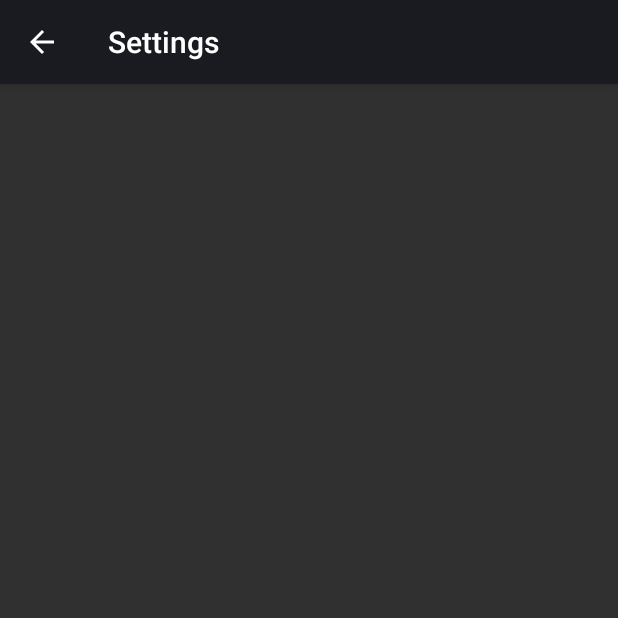
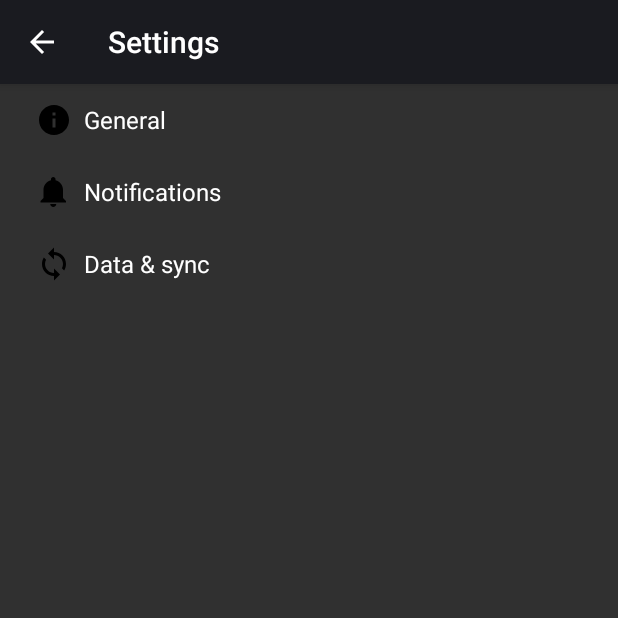
Before and after one commit to SergiiGalai/ObdNotifier, an Android app: the SettingsActivity screen opened directly, with no data from a screen before it, on a phone screen of 412 x 824 dp, the top half of it. Run offline under Robolectric (Android 15) with nearby library versions, the phone set to English and light mode, and no system bars.

Commit message:
added menu to main activity

```diff
--- a/app/src/main/java/com/chebur/obdnotifier/MainActivity.java
+++ b/app/src/main/java/com/chebur/obdnotifier/MainActivity.java
@@ -85,7 +85,7 @@ public class MainActivity extends Activity
                     }
                 }
                 else
-                    Log.e(TAG, "Initilization Failed!");
+                    Log.e(TAG, "Initialization Failed!");
             }
         };
     }
@@ -118,8 +118,10 @@ public class MainActivity extends Activity
     }
 
     private boolean userShouldBeNotified(){
-        return runApplicationRepository.getLastTimeNotified() == 0 ||
-               getMinutesSinceLastNotification() >= settingsReader.getSilentNotificationMinutes();
+        return true;
+
+        //return runApplicationRepository.getLastTimeNotified() == 0
+        //        || getMinutesSinceLastNotification() >= settingsReader.getSilentNotificationMinutes();
     }
 
     private long getMinutesSinceLastNotification(){
@@ -167,4 +169,21 @@ public class MainActivity extends Activity
 //        }
 //    }
 
+    @Override
+    public boolean onCreateOptionsMenu(Menu menu) {
+        getMenuInflater().inflate(R.menu.main_menu, menu);
+        return true;
+    }
+
+    @Override
+    public boolean onOptionsItemSelected(MenuItem menuItem) {
+        switch (menuItem.getItemId())
+        {
+            case R.id.settings:
+                startActivity(new Intent(this, SettingsActivity.class));
+                return true;
+            default:
+                return super.onOptionsItemSelected(menuItem);
+        }
+    }
 }
--- a/app/src/main/java/com/chebur/obdnotifier/SettingsActivity.java
+++ b/app/src/main/java/com/chebur/obdnotifier/SettingsActivity.java
@@ -86,11 +86,7 @@ public class SettingsActivity extends PreferenceActivity {
         }
     };
 
-    /**
-     * Helper method to determine if the device has an extra-large screen. For
-     * example, 10" tablets are extra-large.
-     */
-    private static boolean isXLargeTablet(Context context) {
+    private static boolean isLargeScreen(Context context) {
         return (context.getResources().getConfiguration().screenLayout
                 & Configuration.SCREENLAYOUT_SIZE_MASK) >= Configuration.SCREENLAYOUT_SIZE_XLARGE;
     }
@@ -138,7 +134,7 @@ public class SettingsActivity extends PreferenceActivity {
      */
     @Override
     public boolean onIsMultiPane() {
-        return isXLargeTablet(this);
+        return isLargeScreen(this);
     }
 
     /**
--- /dev/null
+++ b/app/src/main/res/drawable/ic_info_black_24dp.xml
@@ -0,0 +1,9 @@
+<vector xmlns:android="http://schemas.android.com/apk/res/android"
+    android:width="24dp"
+    android:height="24dp"
+    android:viewportWidth="24.0"
+    android:viewportHeight="24.0">
+    <path
+        android:fillColor="#FF000000"
+        android:pathData="M12,2C6.48,2 2,6.48 2,12s4.48,10 10,10 10,-4.48 10,-10S17.52,2 12,2zm1,15h-2v-6h2v6zm0,-8h-2V7h2v2z" />
+</vector>
--- /dev/null
+++ b/app/src/main/res/drawable/ic_notifications_black_24dp.xml
@@ -0,0 +1,9 @@
+<vector xmlns:android="http://schemas.android.com/apk/res/android"
+    android:width="24dp"
+    android:height="24dp"
+    android:viewportWidth="24.0"
+    android:viewportHeight="24.0">
+    <path
+        android:fillColor="#FF000000"
+        android:pathData="M11.5,22c1.1,0 2,-0.9 2,-2h-4c0,1.1 0.9,2 2,2zm6.5,-6v-5.5c0,-3.07 -2.13,-5.64 -5,-6.32V3.5c0,-0.83 -0.67,-1.5 -1.5,-1.5S10,2.67 10,3.5v0.68c-2.87,0.68 -5,3.25 -5,6.32V16l-2,2v1h17v-1l-2,-2z" />
+</vector>
--- /dev/null
+++ b/app/src/main/res/drawable/ic_sync_black_24dp.xml
@@ -0,0 +1,9 @@
+<vector xmlns:android="http://schemas.android.com/apk/res/android"
+    android:width="24dp"
+    android:height="24dp"
+    android:viewportWidth="24.0"
+    android:viewportHeight="24.0">
+    <path
+        android:fillColor="#FF000000"
+        android:pathData="M12 4V1L8 5l4 4V6c3.31 0 6 2.69 6 6 0 1.01,-.25 1.97,-.7 2.8l1.46 1.46C19.54 15.03 20 13.57 20 12c0,-4.42,-3.58,-8,-8,-8zm0 14c-3.31 0,-6,-2.69,-6,-6 0,-1.01.25,-1.97.7,-2.8L5.24 7.74C4.46 8.97 4 10.43 4 12c0 4.42 3.58 8 8 8v3l4,-4,-4,-4v3z" />
+</vector>
--- /dev/null
+++ b/app/src/main/res/xml/pref_data_sync.xml
@@ -0,0 +1,21 @@
+<PreferenceScreen xmlns:android="http://schemas.android.com/apk/res/android">
+
+    <!-- NOTE: Hide buttons to simplify the UI. Users can touch outside the dialog to
+         dismiss it. -->
+    <!-- NOTE: ListPreference's summary should be set to its value by the activity code. -->
+    <ListPreference
+        android:defaultValue="180"
+        android:entries="@array/pref_sync_frequency_titles"
+        android:entryValues="@array/pref_sync_frequency_values"
+        android:key="sync_frequency"
+        android:negativeButtonText="@null"
+        android:positiveButtonText="@null"
+        android:title="@string/pref_title_sync_frequency" />
+
+    <!-- This preference simply launches an intent when selected. Use this UI sparingly, per
+         design guidelines. -->
+    <Preference android:title="@string/pref_title_system_sync_settings">
+        <intent android:action="android.settings.SYNC_SETTINGS" />
+    </Preference>
+
+</PreferenceScreen>
--- /dev/null
+++ b/app/src/main/res/xml/pref_general.xml
@@ -0,0 +1,33 @@
+<PreferenceScreen xmlns:android="http://schemas.android.com/apk/res/android">
+
+    <SwitchPreference
+        android:defaultValue="true"
+        android:key="example_switch"
+        android:summary="@string/pref_description_social_recommendations"
+        android:title="@string/pref_title_social_recommendations" />
+
+    <!-- NOTE: EditTextPreference accepts EditText attributes. -->
+    <!-- NOTE: EditTextPreference's summary should be set to its value by the activity code. -->
+    <EditTextPreference
+        android:capitalize="words"
+        android:defaultValue="@string/pref_default_display_name"
+        android:inputType="textCapWords"
+        android:key="example_text"
+        android:maxLines="1"
+        android:selectAllOnFocus="true"
+        android:singleLine="true"
+        android:title="@string/pref_title_display_name" />
+
+    <!-- NOTE: Hide buttons to simplify the UI. Users can touch outside the dialog to
+         dismiss it. -->
+    <!-- NOTE: ListPreference's summary should be set to its value by the activity code. -->
+    <ListPreference
+        android:defaultValue="-1"
+        android:entries="@array/pref_example_list_titles"
+        android:entryValues="@array/pref_example_list_values"
+        android:key="example_list"
+        android:negativeButtonText="@null"
+        android:positiveButtonText="@null"
+        android:title="@string/pref_title_add_friends_to_messages" />
+
+</PreferenceScreen>
--- /dev/null
+++ b/app/src/main/res/xml/pref_headers.xml
@@ -0,0 +1,20 @@
+<preference-headers xmlns:android="http://schemas.android.com/apk/res/android">
+
+    <!-- These settings headers are only used on tablets. -->
+
+    <header
+        android:fragment="com.chebur.obdnotifier.SettingsActivity$GeneralPreferenceFragment"
+        android:icon="@drawable/ic_info_black_24dp"
+        android:title="@string/pref_header_general" />
+
+    <header
+        android:fragment="com.chebur.obdnotifier.SettingsActivity$NotificationPreferenceFragment"
+        android:icon="@drawable/ic_notifications_black_24dp"
+        android:title="@string/pref_header_notifications" />
+
+    <header
+        android:fragment="com.chebur.obdnotifier.SettingsActivity$DataSyncPreferenceFragment"
+        android:icon="@drawable/ic_sync_black_24dp"
+        android:title="@string/pref_header_data_sync" />
+
+</preference-headers>
--- /dev/null
+++ b/app/src/main/res/xml/pref_notification.xml
@@ -0,0 +1,27 @@
+<PreferenceScreen xmlns:android="http://schemas.android.com/apk/res/android">
+
+    <!-- A 'parent' preference, which enables/disables child preferences (below)
+         when checked/unchecked. -->
+    <SwitchPreference
+        android:defaultValue="true"
+        android:key="notifications_new_message"
+        android:title="@string/pref_title_new_message_notifications" />
+
+    <!-- Allows the user to choose a ringtone in the 'notification' category. -->
+    <!-- NOTE: This preference will be enabled only when the checkbox above is checked. -->
+    <!-- NOTE: RingtonePreference's summary should be set to its value by the activity code. -->
+    <RingtonePreference
+        android:defaultValue="content://settings/system/notification_sound"
+        android:dependency="notifications_new_message"
+        android:key="notifications_new_message_ringtone"
+        android:ringtoneType="notification"
+        android:title="@string/pref_title_ringtone" />
+
+    <!-- NOTE: This preference will be enabled only when the checkbox above is checked. -->
+    <SwitchPreference
+        android:defaultValue="true"
+        android:dependency="notifications_new_message"
+        android:key="notifications_new_message_vibrate"
+        android:title="@string/pref_title_vibrate" />
+
+</PreferenceScreen>
```
